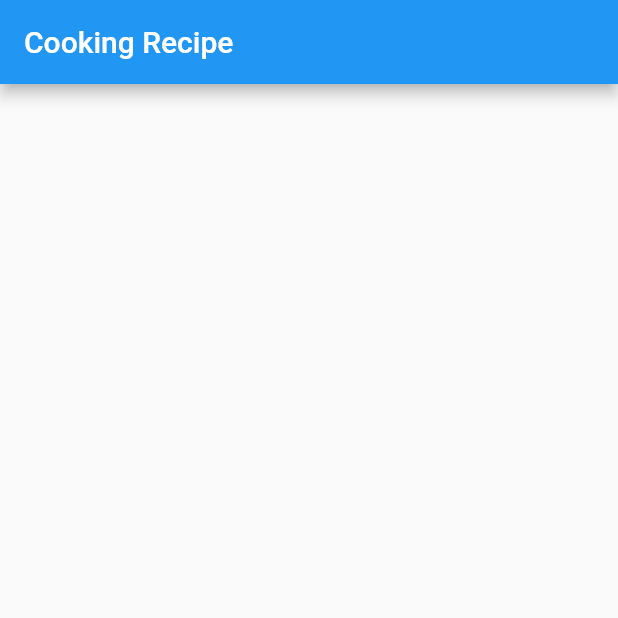
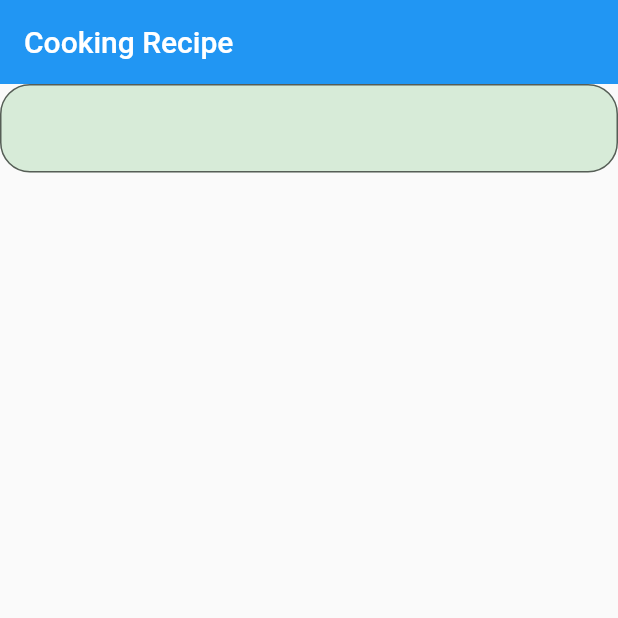
Before and after one commit to 3li-3bdullah/Cooking-Recipe, a Flutter app: the screen it shows after launch, on a phone screen of 412 x 824 dp, the top half of it. Run offline on Flutter 3.47's test engine with Material 2 defaults, Android fonts, the light colour scheme and no system bars.

Commit message:
Added textfield and some features

```diff
--- a/cooking_recipe/lib/view/home.dart
+++ b/cooking_recipe/lib/view/home.dart
@@ -1,15 +1,22 @@
 import 'package:flutter/material.dart';
 
-
-
 class Home extends StatelessWidget {
-  const Home({ Key? key }) : super(key: key);
+  const Home({Key? key}) : super(key: key);
 
   @override
   Widget build(BuildContext context) {
     return Scaffold(
-      appBar:AppBar(title: const Text('Cooking Recipe'),)
-
+        appBar: AppBar(
+          elevation: 0,
+      title: const Text('Cooking Recipe'),
+    ),
+    body: Column(children:[
+      TextField(decoration: InputDecoration(
+        border : OutlineInputBorder(borderRadius: BorderRadius.circular(20)),
+        filled: true,
+        fillColor: Colors.green.withOpacity(0.2),
+      ),)
+    ])
     );
   }
 }
```
